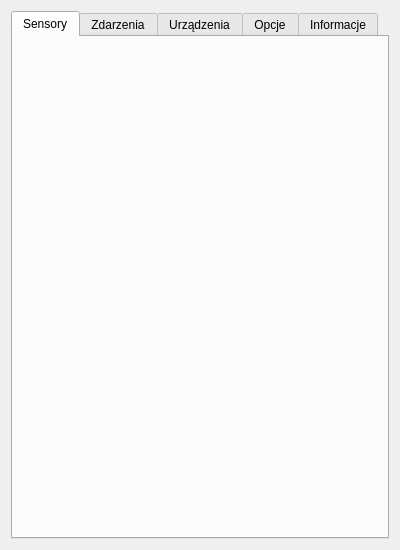
The window that interface/mainwindow.ui (Kuszki/AVR-Sensors) describes before a commit, drawn with Qt 5.
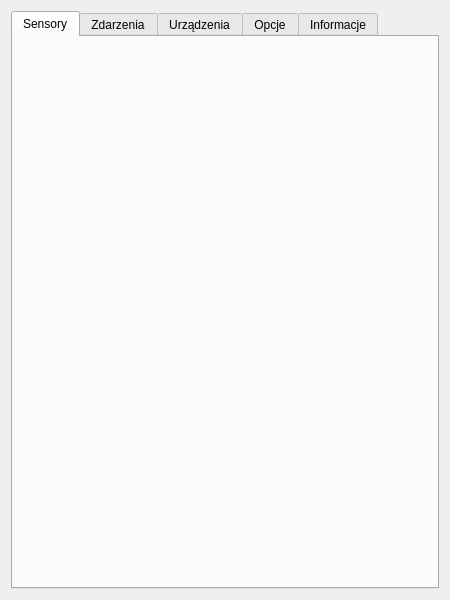
The same window after the commit. Icons and pictures are not drawn.

Diff of the .ui file:
```diff
--- a/interface/mainwindow.ui
+++ b/interface/mainwindow.ui
@@ -6,14 +6,14 @@
    <rect>
     <x>0</x>
     <y>0</y>
-    <width>400</width>
-    <height>550</height>
+    <width>450</width>
+    <height>600</height>
    </rect>
   </property>
   <property name="minimumSize">
    <size>
-    <width>400</width>
-    <height>550</height>
+    <width>450</width>
+    <height>600</height>
    </size>
   </property>
   <property name="windowTitle">
```
Left out of the diff: 65 changed lines with no effect on the pictures.
